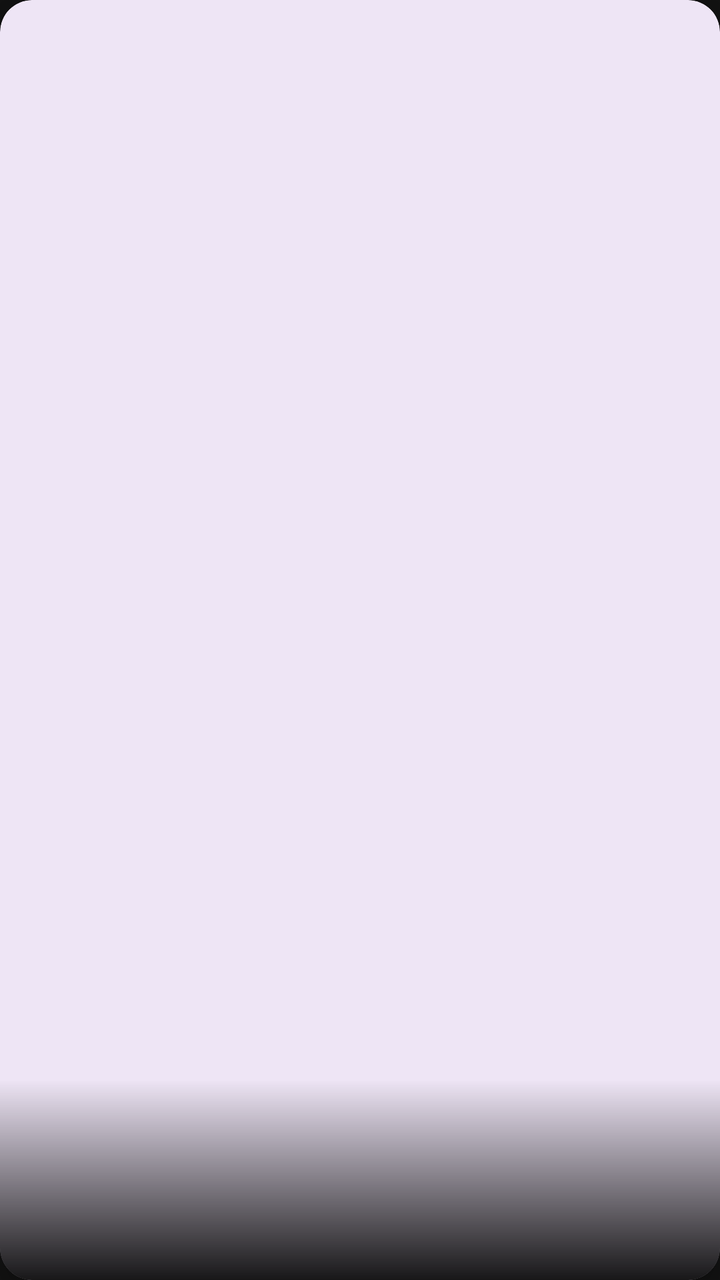
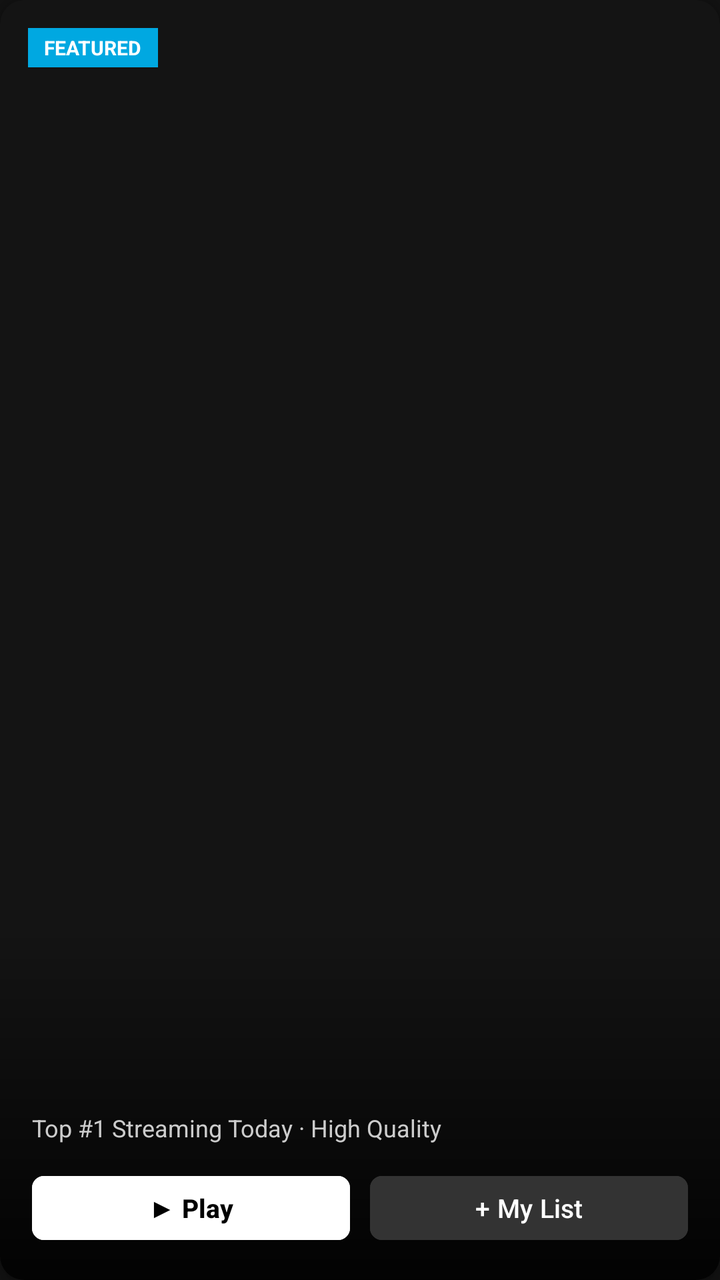

Screens rendered from an Android XML layout before and after an edit, with the pre-edit source and the edit as a unified diff.
<!-- AndroidManifest.xml: application theme Theme.MovieVibe -->
<!-- res/layout/item_banner.xml -->
<?xml version="1.0" encoding="utf-8"?>
<com.google.android.material.card.MaterialCardView xmlns:android="http://schemas.android.com/apk/res/android"
    xmlns:app="http://schemas.android.com/apk/res-auto"
    android:layout_width="match_parent"
    android:layout_height="match_parent"
    android:layout_marginHorizontal="12dp"
    android:layout_marginVertical="6dp"
    app:cardCornerRadius="16dp"
    app:cardElevation="6dp"
    app:strokeWidth="0dp">

    <androidx.constraintlayout.widget.ConstraintLayout
        android:layout_width="match_parent"
        android:layout_height="match_parent">

        <ImageView
            android:id="@+id/ivBanner"
            android:layout_width="match_parent"
            android:layout_height="match_parent"
            android:scaleType="centerCrop"
            android:contentDescription="@string/app_name" />

        <View
            android:layout_width="match_parent"
            android:layout_height="100dp"
            android:background="@drawable/bg_gradient_bottom"
            app:layout_constraintBottom_toBottomOf="parent" />

        <TextView
            android:id="@+id/tvBannerTitle"
            android:layout_width="0dp"
            android:layout_height="wrap_content"
            android:layout_margin="16dp"
            android:ellipsize="end"
            android:maxLines="2"
            android:textColor="#FFFFFF"
            android:textSize="18sp"
            android:textStyle="bold"
            app:layout_constraintBottom_toBottomOf="parent"
            app:layout_constraintEnd_toEndOf="parent"
            app:layout_constraintStart_toStartOf="parent" />

    </androidx.constraintlayout.widget.ConstraintLayout>

</com.google.android.material.card.MaterialCardView>
<!-- resources referenced by this layout -->
<resources>
  <!-- drawable bg_gradient_bottom (drawable) -->
  <?xml version="1.0" encoding="utf-8"?>
  <shape xmlns:android="http://schemas.android.com/apk/res/android">
      <gradient
          android:angle="270"
          android:endColor="#E6000000"
          android:startColor="#00000000" />
  </shape>
  <string name="app_name">MovieVibe</string>
  <style name="Theme.MovieVibe" parent="Base.Theme.MovieVibe" />
  <style name="Base.Theme.MovieVibe" parent="Theme.Material3.DayNight.NoActionBar">
          <item name="android:statusBarColor">#121212</item>
          <item name="android:windowBackground">#121212</item>
      </style>
</resources>

<!-- the commit's change to res/layout/item_banner.xml (unified diff, before → after) -->
@@ -3,13 +3,14 @@
     xmlns:app="http://schemas.android.com/apk/res-auto"
     android:layout_width="match_parent"
     android:layout_height="match_parent"
-    android:layout_marginHorizontal="12dp"
-    android:layout_marginVertical="6dp"
-    app:cardCornerRadius="16dp"
-    app:cardElevation="6dp"
+    android:layout_marginHorizontal="8dp"
+    android:layout_marginVertical="4dp"
+    app:cardBackgroundColor="#141414"
+    app:cardCornerRadius="12dp"
+    app:cardElevation="4dp"
     app:strokeWidth="0dp">
 
-    <androidx.constraintlayout.widget.ConstraintLayout
+    <RelativeLayout
         android:layout_width="match_parent"
         android:layout_height="match_parent">
 
@@ -17,29 +18,92 @@
             android:id="@+id/ivBanner"
             android:layout_width="match_parent"
             android:layout_height="match_parent"
-            android:scaleType="centerCrop"
-            android:contentDescription="@string/app_name" />
+            android:contentDescription="@string/app_name"
+            android:scaleType="centerCrop" />
 
         <View
             android:layout_width="match_parent"
-            android:layout_height="100dp"
-            android:background="@drawable/bg_gradient_bottom"
-            app:layout_constraintBottom_toBottomOf="parent" />
+            android:layout_height="180dp"
+            android:layout_alignParentBottom="true"
+            android:background="@drawable/bg_gradient_bottom" />
 
+        
         <TextView
-            android:id="@+id/tvBannerTitle"
-            android:layout_width="0dp"
+            android:id="@+id/tvBannerBadge"
+            android:layout_width="wrap_content"
             android:layout_height="wrap_content"
-            android:layout_margin="16dp"
-            android:ellipsize="end"
-            android:maxLines="2"
+            android:layout_alignParentTop="true"
+            android:layout_margin="14dp"
+            android:background="#00A8E1"
+            android:paddingHorizontal="8dp"
+            android:paddingVertical="3dp"
+            android:text="FEATURED"
             android:textColor="#FFFFFF"
-            android:textSize="18sp"
-            android:textStyle="bold"
-            app:layout_constraintBottom_toBottomOf="parent"
-            app:layout_constraintEnd_toEndOf="parent"
-            app:layout_constraintStart_toStartOf="parent" />
+            android:textSize="10sp"
+            android:textStyle="bold" />
 
-    </androidx.constraintlayout.widget.ConstraintLayout>
+        
+        <LinearLayout
+            android:layout_width="match_parent"
+            android:layout_height="wrap_content"
+            android:layout_alignParentBottom="true"
+            android:orientation="vertical"
+            android:padding="16dp">
+
+            <TextView
+                android:id="@+id/tvBannerTitle"
+                android:layout_width="match_parent"
+                android:layout_height="wrap_content"
+                android:ellipsize="end"
+                android:maxLines="2"
+                android:textColor="#FFFFFF"
+                android:textSize="22sp"
+                android:textStyle="bold" />
+
+            <TextView
+                android:id="@+id/tvBannerGenre"
+                android:layout_width="match_parent"
+                android:layout_height="wrap_content"
+                android:layout_marginTop="2dp"
+                android:text="Top #1 Streaming Today · High Quality"
+                android:textColor="#CCCCCC"
+                android:textSize="12sp" />
+
+            <LinearLayout
+                android:layout_width="match_parent"
+                android:layout_height="wrap_content"
+                android:layout_marginTop="12dp"
+                android:gravity="center_vertical"
+                android:orientation="horizontal">
+
+                <com.google.android.material.button.MaterialButton
+                    android:id="@+id/btnBannerPlay"
+                    android:layout_width="0dp"
+                    android:layout_height="40dp"
+                    android:layout_weight="1"
+                    android:backgroundTint="#FFFFFF"
+                    android:text="▶ Play"
+                    android:textColor="#000000"
+                    android:textSize="13sp"
+                    android:textStyle="bold"
+                    app:cornerRadius="6dp" />
+
+                <com.google.android.material.button.MaterialButton
+                    android:id="@+id/btnBannerMyList"
+                    android:layout_width="0dp"
+                    android:layout_height="40dp"
+                    android:layout_marginStart="10dp"
+                    android:layout_weight="1"
+                    android:backgroundTint="#333333"
+                    android:text="+ My List"
+                    android:textColor="#FFFFFF"
+                    android:textSize="13sp"
+                    app:cornerRadius="6dp" />
+
+            </LinearLayout>
+
+        </LinearLayout>
+
+    </RelativeLayout>
 
 </com.google.android.material.card.MaterialCardView>
